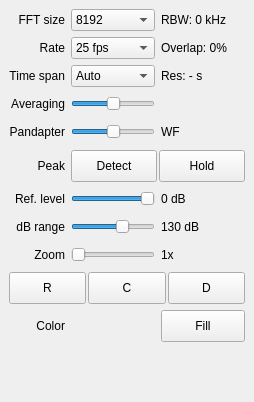
Above: src/qtgui/dockfft.ui from gqrx-sdr/gqrx before the change. Below: the same form after it.
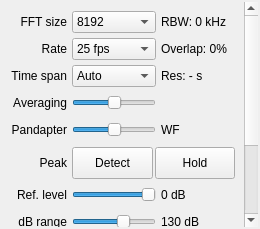
That is the form after the change. Icons and pictures are not drawn. Custom widgets are drawn as their Qt base class.

Commit message: Reduce minimum required size of FFT dock window.

Diff of the .ui file:
```diff
--- a/src/qtgui/dockfft.ui
+++ b/src/qtgui/dockfft.ui
@@ -6,20 +6,26 @@
    <rect>
     <x>0</x>
     <y>0</y>
-    <width>254</width>
-    <height>402</height>
+    <width>260</width>
+    <height>229</height>
    </rect>
   </property>
   <property name="sizePolicy">
-   <sizepolicy hsizetype="MinimumExpanding" vsizetype="MinimumExpanding">
+   <sizepolicy hsizetype="MinimumExpanding" vsizetype="Preferred">
     <horstretch>0</horstretch>
     <verstretch>0</verstretch>
    </sizepolicy>
   </property>
   <property name="minimumSize">
    <size>
-    <width>254</width>
-    <height>402</height>
+    <width>260</width>
+    <height>200</height>
+   </size>
+  </property>
+  <property name="maximumSize">
+   <size>
+    <width>524287</width>
+    <height>524287</height>
    </size>
   </property>
   <property name="windowIcon">
@@ -36,9 +42,51 @@
    <string>FFT Settings</string>
   </property>
   <widget class="QWidget" name="dockWidgetContents">
+   <layout class="QVBoxLayout" name="verticalLayout_2">
+    <property name="spacing">
+     <number>2</number>
+    </property>
+    <property name="leftMargin">
+     <number>2</number>
+    </property>
+    <property name="topMargin">
+     <number>2</number>
+    </property>
+    <property name="rightMargin">
+     <number>2</number>
+    </property>
+    <property name="bottomMargin">
+     <number>2</number>
+    </property>
+    <item>
+     <widget class="QScrollArea" name="scrollArea">
+      <property name="frameShape">
+       <enum>QFrame::NoFrame</enum>
+      </property>
+      <property name="frameShadow">
+       <enum>QFrame::Sunken</enum>
+      </property>
+      <property name="horizontalScrollBarPolicy">
+       <enum>Qt::ScrollBarAlwaysOff</enum>
+      </property>
+      <property name="widgetResizable">
+       <bool>true</bool>
+      </property>
+      <widget class="QWidget" name="scrollAreaWidgetContents">
+       <property name="geometry">
+        <rect>
+         <x>0</x>
+         <y>0</y>
+         <width>252</width>
+         <height>367</height>
+        </rect>
+       </property>
    <layout class="QVBoxLayout" name="verticalLayout">
     <item>
      <layout class="QGridLayout" name="gridLayout">
+          <property name="spacing">
+           <number>5</number>
+          </property>
       <item row="0" column="0">
        <widget class="QLabel" name="fftSizeLabel">
         <property name="text">
@@ -938,6 +986,10 @@
        </size>
       </property>
      </spacer>
+        </item>
+       </layout>
+      </widget>
+     </widget>
     </item>
    </layout>
   </widget>
```
Lines whose indentation alone changed are shown as unchanged. The commit also changes 1 other file.
